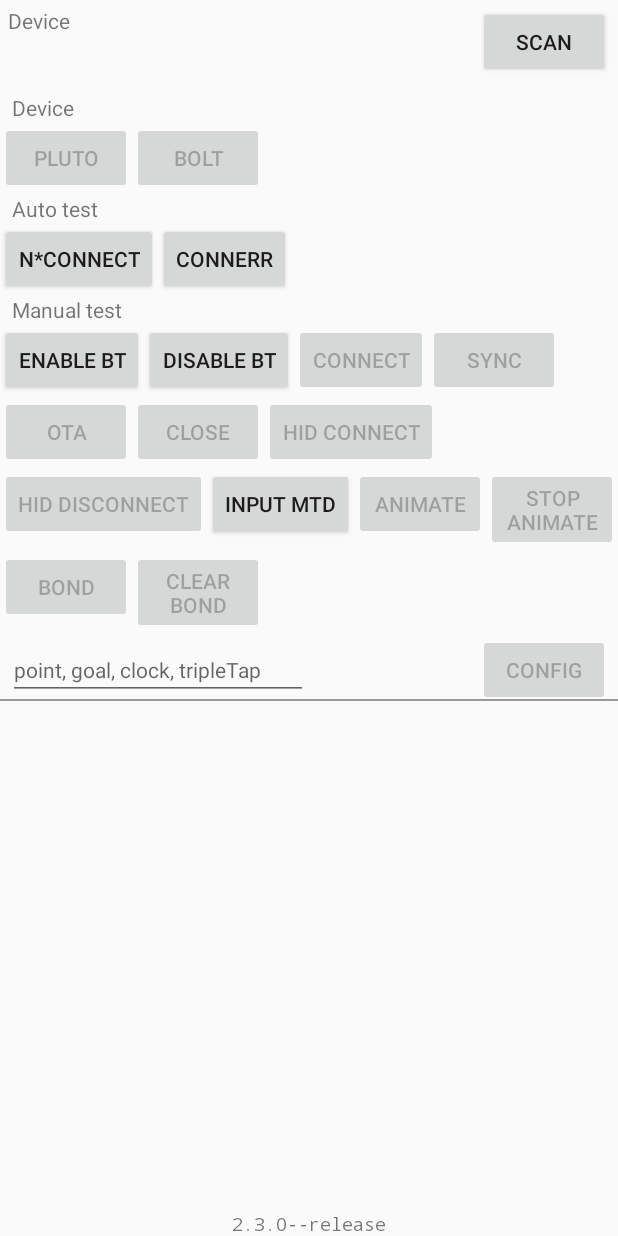
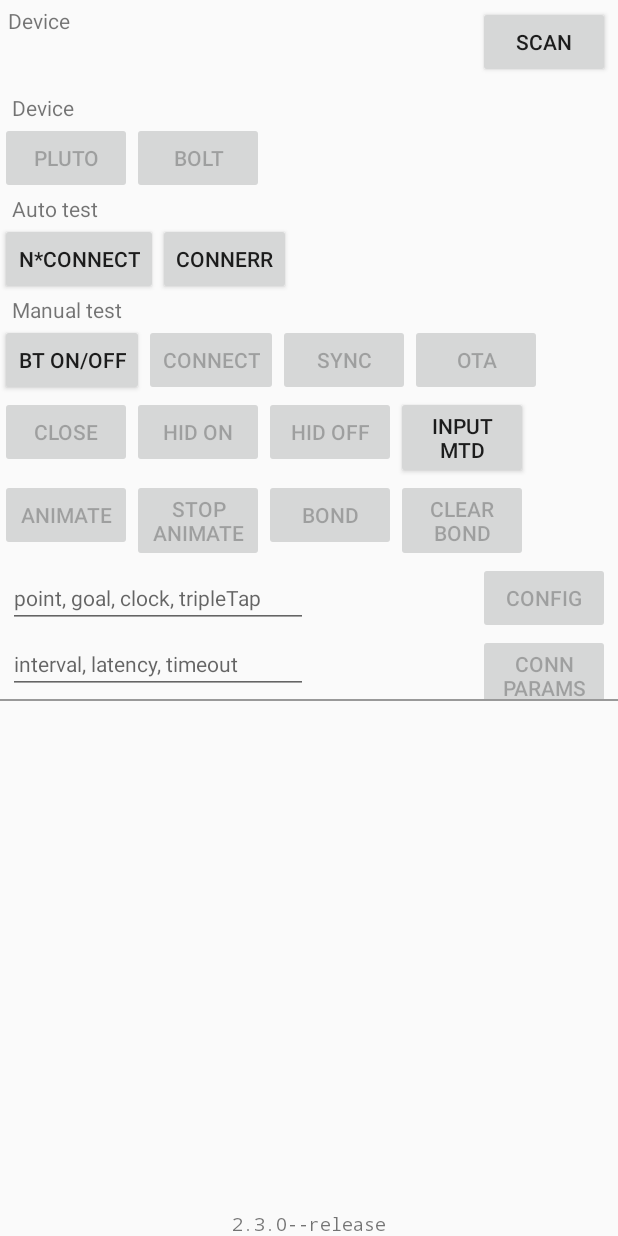
Before and after one commit to will-misfit/importTest, an Android app: the screen it shows after launch (ShineActivity), on a phone screen of 412 x 824 dp. Run offline under Robolectric (Android 15) with nearby library versions, the phone set to English and light mode, and no system bars; our stand-ins replace ButterKnife; libraries missing offline, so code that uses them is left out: com.samsung.android, ru.bartwell.exfilepicker; 4 statements that could not run were skipped.

Commit message:
[NoJira]: update ConnParams test on ShineSample

```diff
--- a/ShineSample/build.gradle
+++ b/ShineSample/build.gradle
@@ -8,8 +8,8 @@
         applicationId "com.misfit.shine.sample"
         minSdkVersion 17
         targetSdkVersion 22
-        versionCode 10
-        versionName "1.1.0"
+        versionCode 11
+        versionName "1.1.1"
     }
     buildTypes {
         release {
--- a/ShineSample/src/main/java/com/misfit/ble/sample/MisfitShineService.java
+++ b/ShineSample/src/main/java/com/misfit/ble/sample/MisfitShineService.java
@@ -615,7 +615,8 @@
         if (connectionParameters != null) {
             String[] components = connectionParameters.split(",");
             if (components.length >= 3) {
-                parameters = new ShineConnectionParameters(Double.parseDouble(components[0]), Integer.parseInt(components[1]), Integer.parseInt(components[2]));
+                parameters = new ShineConnectionParameters(Double.parseDouble(components[0].trim()),
+                    Integer.parseInt(components[1].trim()), Integer.parseInt(components[2].trim()));
             }
         }
         mShineProfile.setConnectionParameters(parameters, configurationCallback);
--- a/ShineSample/src/main/res/layout/shine_layout.xml
+++ b/ShineSample/src/main/res/layout/shine_layout.xml
@@ -142,13 +142,6 @@
                     android:layout_height="wrap_content"
                     android:onClick="onTestBluetooth"
                     android:text="@string/enable_bluetooth" />
-
-                <Button
-                    android:id="@+id/btn_disable_bt"
-                    android:layout_width="wrap_content"
-                    android:layout_height="wrap_content"
-                    android:onClick="onTestBluetooth"
-                    android:text="@string/disable_bluetooth" />
 
                 <Button
                     android:id="@+id/btn_connect_or_disconnect"
--- a/ShineSample/src/main/res/values/strings.xml
+++ b/ShineSample/src/main/res/values/strings.xml
@@ -22,7 +22,7 @@
     <string name="stop_ota">Stop OTA</string>
     <string name="start_change_serial_number">Change SN</string>
     <string name="stop_change_serial_number">Stop Change SN</string>
-    <string name="connection_parameters">Conn Params</string>
+    <string name="connection_parameters">Conn\nParams</string>
     <string name="flash_button_mode">Button Mode</string>
     <string name="start_set_streaming_configuration">Set StrCfg</string>
     <string name="stop_set_streaming_configuration">Stop StrCfg</string>
@@ -40,8 +40,8 @@
     <string name="map_event_animation_hint">event, animation, repeat</string>
     <string name="event_mapping_system_control_hint">mapping system control bits</string>
     <string name="button_animation_hint">button animation</string>
-    <string name="disable_bluetooth">disable bt</string>
-    <string name="enable_bluetooth">enable bt</string>
+    <string name="disable_bluetooth">bt off</string>
+    <string name="enable_bluetooth">bt on/off</string>
 
     <string name="activate">Activate</string>
     <string name="stop_activating">Stop activating</string>
@@ -50,9 +50,9 @@
     <string name="stream_events">Stream</string>
     <string name="stop_stream_events">Stop Stream</string>
 
-    <string name="hid_connect">HID Connect</string>
-    <string name="hid_disconnect">HID Disconnect</string>
-    <string name="input_method">Input Mtd</string>
+    <string name="hid_connect">HID on</string>
+    <string name="hid_disconnect">HID off</string>
+    <string name="input_method">Input\nMtd</string>
 
     <string name="bond">Bond</string>
     <string name="clear_bond">Clear\nBond</string>
```
Also changed, not shown: ShineSample/src/main/java/com/misfit/ble/sample/ShineActivity.java (+6 -6 lines).
